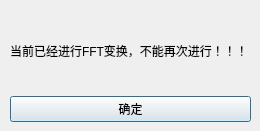
Qt form src/DataVisualization/FourierDialog.ui (BeQuiet1228/FreeCAD) before a commit.
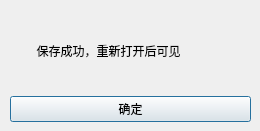
The same form after that commit.

Commit message: FFT功能完善，增加保存功能

The edit to the form file:
```diff
--- a/src/DataVisualization/FourierDialog.ui
+++ b/src/DataVisualization/FourierDialog.ui
@@ -28,7 +28,7 @@
       <item row="0" column="0">
        <widget class="QLabel" name="label_2">
         <property name="text">
-         <string>当前已经进行FFT变换，不能再次进行！！！</string>
+         <string>        保存成功，重新打开后可见</string>
         </property>
        </widget>
       </item>
```
The commit also changes 12 other files.
